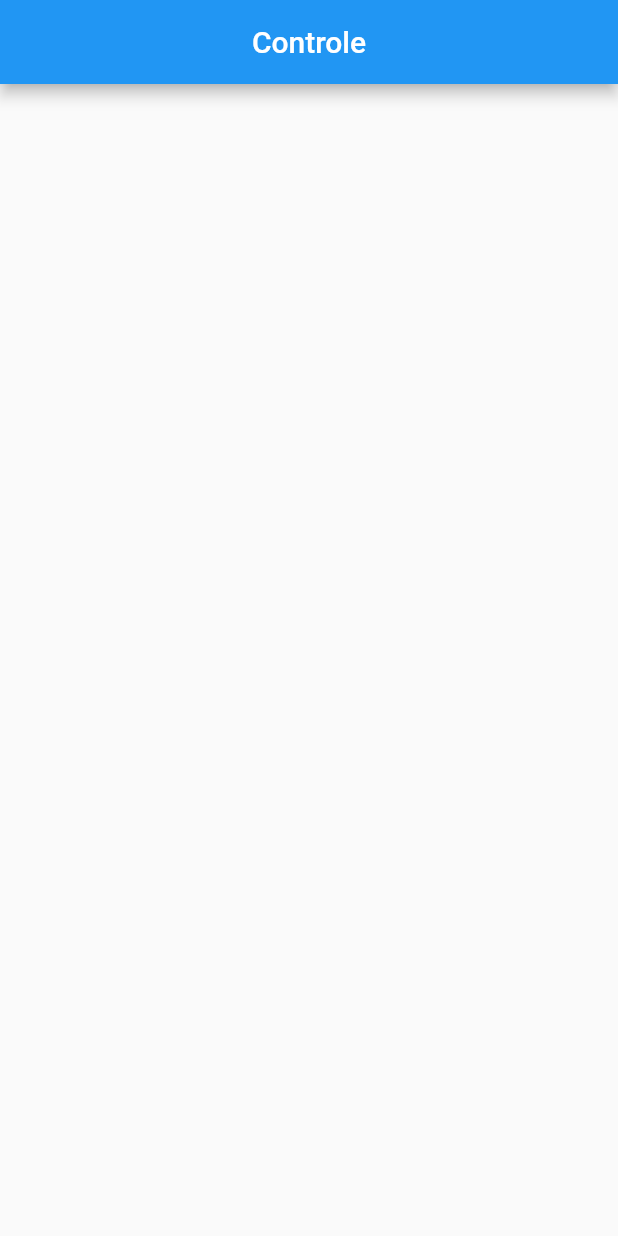
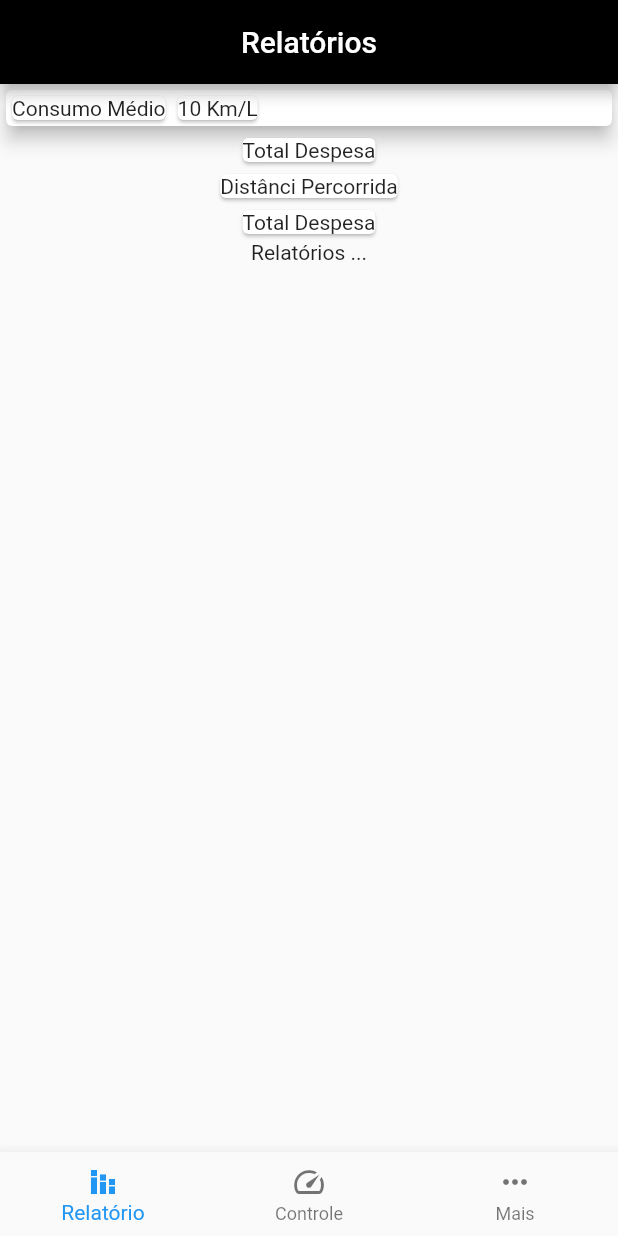
Before and after one commit to ItsonStos/Controle_Combustivel, a Flutter app: the screen it shows after launch, on a phone screen of 412 x 824 dp. Run offline on Flutter 3.47's test engine with Material 2 defaults, Android fonts, the phone set to English and light mode, and no system bars.

Commit message:
Atualização nas telas

```diff
--- /dev/null
+++ b/lib/bottomNavigationBar.dart
@@ -0,0 +1,37 @@
+import 'package:flutter/material.dart';
+import 'package:supply_control/view/control.dart';
+import 'package:supply_control/view/more.dart';
+import 'package:supply_control/view/report.dart';
+
+class BottomNavigation extends StatefulWidget {
+  @override
+  _BottomNavigationState createState() => _BottomNavigationState();
+}
+
+class _BottomNavigationState extends State<BottomNavigation> {
+  int _indiceAtual = 0;
+
+  @override
+  Widget build(BuildContext context) {
+    List<Widget> telas = [Relatorio(), Controle(), Mais()];
+    return Scaffold(
+      body: telas[_indiceAtual],
+      bottomNavigationBar: BottomNavigationBar(
+        currentIndex: _indiceAtual,
+        onTap: (indice) {
+          setState(() {
+            _indiceAtual = indice;
+          });
+        },
+        items: [
+          BottomNavigationBarItem(
+              icon: Icon(Icons.stacked_bar_chart), title: Text("Relatório")),
+          BottomNavigationBarItem(
+              icon: Icon(Icons.speed), title: Text("Controle")),
+          BottomNavigationBarItem(
+              icon: Icon(Icons.more_horiz), title: Text("Mais")),
+        ],
+      ),
+    );
+  }
+}
--- a/lib/main.dart
+++ b/lib/main.dart
@@ -1,7 +1,7 @@
 import 'package:flutter/material.dart';
-import 'package:supply_control/view/control.dart';
+import 'package:supply_control/bottomNavigationBar.dart';
 
 void main() => runApp(MaterialApp(
-      home: Controle(),
+      home: BottomNavigation(),
       debugShowCheckedModeBanner: false,
     ));
--- a/lib/view/report.dart
+++ b/lib/view/report.dart
@@ -0,0 +1,50 @@
+import 'package:flutter/material.dart';
+import 'package:supply_control/view/control.dart';
+import 'package:supply_control/view/more.dart';
+
+class Relatorio extends StatefulWidget {
+  @override
+  _RelatorioState createState() => _RelatorioState();
+}
+
+class _RelatorioState extends State<Relatorio> {
+  @override
+  Widget build(BuildContext context) {
+    return Scaffold(
+      appBar: AppBar(
+        backgroundColor: Colors.black,
+        title: Text("Relatórios"),
+        centerTitle: true,
+      ),
+      body: Column(
+        children: [
+          Card(
+            elevation: 5,
+            child: Row(
+              children: [
+                Card(
+                  child: Text("Consumo Médio"),
+                ),
+                Card(
+                  child: Text("10 Km/L"),
+                )
+              ],
+            ),
+          ),
+          Card(
+            borderOnForeground: true,
+            child: Text("Total Despesa"),
+          ),
+          Card(
+            child: Text("Distânci Percorrida"),
+          ),
+          Card(
+            borderOnForeground: true,
+            child: Text("Total Despesa"),
+          ),
+          Text("Relatórios ..."),
+        ],
+      ),
+    );
+  }
+}
```
Also changed, not shown: lib/view/control.dart (+44 -2 lines), lib/view/more.dart (+17 -0 lines), lib/view/registration.dart (+85 -8 lines).
